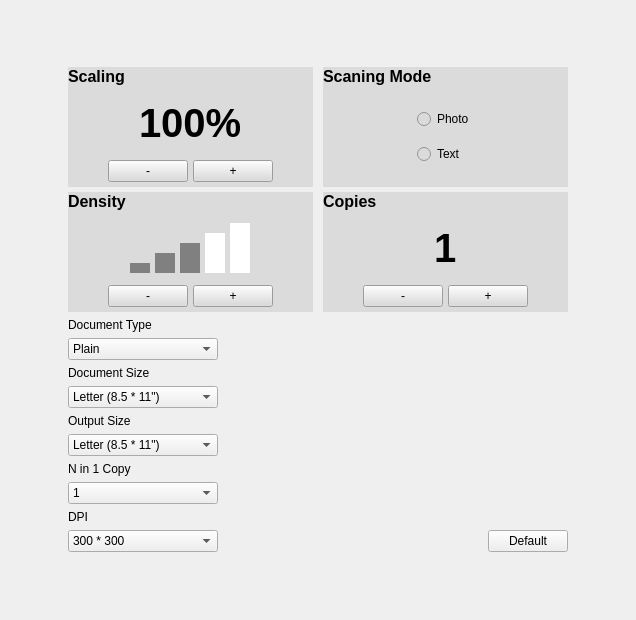
First picture: the form in copy.ui, repository lzk/richovop, before the edit.
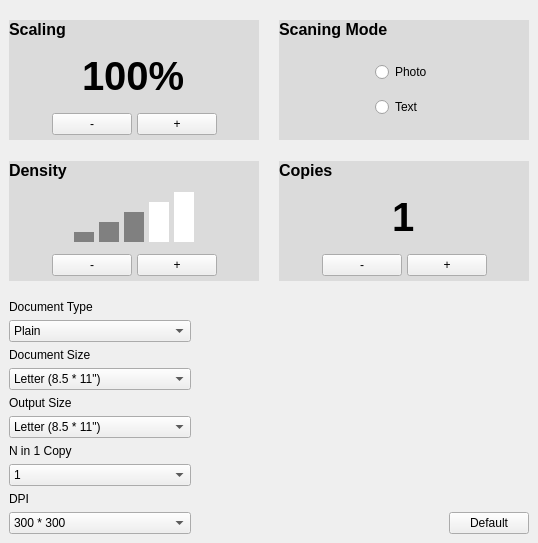
Second picture: the form after the edit. Icons and pictures are not drawn.

What changed in the file:
```diff
--- a/copy.ui
+++ b/copy.ui
@@ -6,15 +6,79 @@
    <rect>
     <x>0</x>
     <y>0</y>
-    <width>636</width>
-    <height>620</height>
+    <width>538</width>
+    <height>543</height>
    </rect>
   </property>
   <property name="windowTitle">
    <string>Form</string>
   </property>
+  <property name="styleSheet">
+   <string notr="true">QWidget#scaling,#scaningMode,#density,#copies{
+background-color: rgb(219, 219, 219);
+min-width:250px;
+max-width:250px;
+min-height:120px;
+max-height:120px;
+}
+QWidget#horizontalWidget{
+min-width:130px;
+max-width:130px;
+min-height:50px;
+max-height:50px;
+}
+
+
+QComboBox{
+min-width:180px;
+max-width:180px;
+}
+
+QLabel#label_density1,#label_density2,#label_density3{
+background-color:gray;
+}
+QLabel#label_density4,#label_density5{
+background-color:white;
+}
+
+QToolButton{
+border:none;
+width:100px;
+height:100px;
+}
+QToolButton#toolButton_idCardCopy{
+	image: url(:/images/roundIDCopy.png);
+}
+QToolButton::pressed#toolButton_idCardCopy{
+	image: none;
+}
+QToolButton#toolButton_copy{   
+	image: url(:/images/squareCopy.png);
+} 
+QToolButton#toolButton_copy::pressed{   
+	image: url(:/images/squareCopyAlt.png);
+}   
+QToolButton#toolButton_copy::disabled{   
+	image: url(:/images/squareCopyDisabled.png);
+}   </string>
+  </property>
   <layout class="QHBoxLayout" name="horizontalLayout">
-   <item alignment="Qt::AlignHCenter|Qt::AlignVCenter">
+   <property name="spacing">
+    <number>0</number>
+   </property>
+   <property name="leftMargin">
+    <number>0</number>
+   </property>
+   <property name="topMargin">
+    <number>0</number>
+   </property>
+   <property name="rightMargin">
+    <number>0</number>
+   </property>
+   <property name="bottomMargin">
+    <number>0</number>
+   </property>
+   <item alignment="Qt::AlignHCenter">
     <widget class="QWidget" name="widget" native="true">
      <layout class="QVBoxLayout" name="verticalLayout_2">
       <item>
@@ -33,28 +97,25 @@
           <number>0</number>
          </property>
          <property name="horizontalSpacing">
-          <number>10</number>
+          <number>20</number>
          </property>
          <property name="verticalSpacing">
-          <number>5</number>
+          <number>10</number>
          </property>
          <item row="2" column="0">
-          <widget class="QWidget" name="verticalWidget_3" native="true">
+          <widget class="QWidget" name="density" native="true">
            <property name="minimumSize">
             <size>
-             <width>140</width>
+             <width>250</width>
              <height>120</height>
             </size>
            </property>
            <property name="maximumSize">
             <size>
-             <width>16777215</width>
+             <width>250</width>
              <height>120</height>
             </size>
            </property>
-           <property name="styleSheet">
-            <string notr="true">background-color: rgb(219, 219, 219);</string>
-           </property>
            <layout class="QVBoxLayout" name="verticalLayout_5">
             <property name="spacing">
              <number>5</number>
@@ -106,18 +167,6 @@
             </item>
             <item alignment="Qt::AlignHCenter">
              <widget class="QWidget" name="horizontalWidget" native="true">
-              <property name="minimumSize">
-               <size>
-                <width>130</width>
-                <height>50</height>
-               </size>
-              </property>
-              <property name="maximumSize">
-               <size>
-                <width>130</width>
-                <height>50</height>
-               </size>
-              </property>
               <layout class="QHBoxLayout" name="horizontalLayout_2">
                <property name="spacing">
                 <number>0</number>
@@ -154,12 +203,6 @@
                    <height>10</height>
                   </size>
                  </property>
-                 <property name="styleSheet">
-                  <string notr="true">background-color: rgb(128, 128, 128);</string>
-                 </property>
-                 <property name="text">
-                  <string/>
-                 </property>
                 </widget>
                </item>
                <item alignment="Qt::AlignBottom">
@@ -182,12 +225,6 @@
                    <height>20</height>
                   </size>
                  </property>
-                 <property name="styleSheet">
-                  <string notr="true">background-color: rgb(128, 128, 128);</string>
-                 </property>
-                 <property name="text">
-                  <string/>
-                 </property>
                 </widget>
                </item>
                <item alignment="Qt::AlignBottom">
@@ -210,12 +247,6 @@
                    <height>30</height>
                   </size>
                  </property>
-                 <property name="styleSheet">
-                  <string notr="true">background-color: rgb(128, 128, 128);</string>
-                 </property>
-                 <property name="text">
-                  <string/>
-                 </property>
                 </widget>
                </item>
                <item alignment="Qt::AlignBottom">
@@ -238,12 +269,6 @@
                    <height>40</height>
                   </size>
                  </property>
-                 <property name="styleSheet">
-                  <string notr="true">background-color: rgb(255, 255, 255);</string>
-                 </property>
-                 <property name="text">
-                  <string/>
-                 </property>
                 </widget>
                </item>
                <item alignment="Qt::AlignBottom">
@@ -266,12 +291,6 @@
                    <height>50</height>
                   </size>
                  </property>
-                 <property name="styleSheet">
-                  <string notr="true">background-color: rgb(255, 255, 255);</string>
-                 </property>
-                 <property name="text">
-                  <string/>
-                 </property>
                 </widget>
                </item>
               </layout>
@@ -338,22 +357,19 @@
           </widget>
          </item>
          <item row="0" column="0">
-          <widget class="QWidget" name="verticalWidget_5" native="true">
+          <widget class="QWidget" name="scaling" native="true">
            <property name="minimumSize">
             <size>
-             <width>140</width>
+             <width>250</width>
              <height>120</height>
             </size>
            </property>
            <property name="maximumSize">
             <size>
-             <width>16777215</width>
+             <width>250</width>
              <height>120</height>
             </size>
            </property>
-           <property name="styleSheet">
-            <string notr="true">background-color: rgb(219, 219, 219);</string>
-           </property>
            <layout class="QVBoxLayout" name="verticalLayout_7">
             <property name="spacing">
              <number>5</number>
@@ -452,22 +468,7 @@
           </widget>
          </item>
          <item row="0" column="2">
-          <widget class="QWidget" name="verticalWidget_4" native="true">
-           <property name="minimumSize">
-            <size>
-             <width>140</width>
-             <height>120</height>
-            </size>
-           </property>
-           <property name="maximumSize">
-            <size>
-             <width>16777215</width>
-             <height>120</height>
-            </size>
-           </property>
-           <property name="styleSheet">
-            <string notr="true">background-color: rgb(219, 219, 219);</string>
-           </property>
+          <widget class="QWidget" name="scaningMode" native="true">
            <layout class="QVBoxLayout" name="verticalLayout_6">
             <property name="spacing">
              <number>5</number>
@@ -528,22 +529,7 @@
           </widget>
          </item>
          <item row="2" column="2">
-          <widget class="QWidget" name="verticalWidget_2" native="true">
-           <property name="minimumSize">
-            <size>
-             <width>140</width>
-             <height>120</height>
-            </size>
-           </property>
-           <property name="maximumSize">
-            <size>
-             <width>16777215</width>
-             <height>120</height>
-            </size>
-           </property>
-           <property name="styleSheet">
-            <string notr="true">background-color: rgb(219, 219, 219);</string>
-           </property>
+          <widget class="QWidget" name="copies" native="true">
            <layout class="QVBoxLayout" name="verticalLayout_4">
             <property name="spacing">
              <number>5</number>
@@ -657,24 +643,6 @@
           </item>
           <item>
            <widget class="QComboBox" name="comboBox_documentType">
-            <property name="sizePolicy">
-             <sizepolicy hsizetype="Fixed" vsizetype="Fixed">
-              <horstretch>0</horstretch>
-              <verstretch>0</verstretch>
-             </sizepolicy>
-            </property>
-            <property name="minimumSize">
-             <size>
-              <width>150</width>
-              <height>0</height>
-             </size>
-            </property>
-            <property name="maximumSize">
-             <size>
-              <width>150</width>
-              <height>16777215</height>
-             </size>
-            </property>
             <item>
              <property name="text">
               <string>Plain</string>
@@ -711,24 +679,6 @@
           </item>
           <item>
            <widget class="QComboBox" name="comboBox_documentSize">
-            <property name="sizePolicy">
-             <sizepolicy hsizetype="Fixed" vsizetype="Fixed">
-              <horstretch>0</horstretch>
-              <verstretch>0</verstretch>
-             </sizepolicy>
-            </property>
-            <property name="minimumSize">
-             <size>
-              <width>150</width>
-              <height>0</height>
-             </size>
-            </property>
-            <property name="maximumSize">
-             <size>
-              <width>150</width>
-              <height>16777215</height>
-             </size>
-            </property>
             <item>
              <property name="text">
               <string>Letter (8.5 * 11&quot;)</string>
@@ -765,24 +715,6 @@
           </item>
           <item>
            <widget class="QComboBox" name="comboBox_outputSize">
-            <property name="sizePolicy">
-             <sizepolicy hsizetype="Fixed" vsizetype="Fixed">
-              <horstretch>0</horstretch>
-              <verstretch>0</verstretch>
-             </sizepolicy>
-            </property>
-            <property name="minimumSize">
-             <size>
-              <width>150</width>
-              <height>0</height>
-             </size>
-            </property>
-            <property name="maximumSize">
-             <size>
-              <width>150</width>
-              <height>16777215</height>
-             </size>
-            </property>
             <item>
              <property name="text">
               <string>Letter (8.5 * 11&quot;)</string>
@@ -829,24 +761,6 @@
           </item>
           <item>
            <widget class="QComboBox" name="comboBox_nIn1Copy">
-            <property name="sizePolicy">
-             <sizepolicy hsizetype="Fixed" vsizetype="Fixed">
-              <horstretch>0</horstretch>
-              <verstretch>0</verstretch>
-             </sizepolicy>
-            </property>
-            <property name="minimumSize">
-             <size>
-              <width>150</width>
-              <height>0</height>
-             </size>
-            </property>
-            <property name="maximumSize">
-             <size>
-              <width>150</width>
-              <height>16777215</height>
-             </size>
-            </property>
             <item>
              <property name="text">
               <string>1</string>
@@ -878,24 +792,6 @@
           </item>
           <item>
            <widget class="QComboBox" name="comboBox_dpi">
-            <property name="sizePolicy">
-             <sizepolicy hsizetype="Fixed" vsizetype="Fixed">
-              <horstretch>0</horstretch>
-              <verstretch>0</verstretch>
-             </sizepolicy>
-            </property>
-            <property name="minimumSize">
-             <size>
-              <width>150</width>
-              <height>0</height>
-             </size>
-            </property>
-            <property name="maximumSize">
-             <size>
-              <width>150</width>
-              <height>16777215</height>
-             </size>
-            </property>
             <item>
              <property name="text">
               <string>300 * 300</string>
@@ -911,7 +807,7 @@
          </layout>
         </item>
         <item>
-         <layout class="QVBoxLayout" name="verticalLayout_10" stretch="0,0">
+         <layout class="QVBoxLayout" name="verticalLayout_10">
           <item alignment="Qt::AlignVCenter">
            <widget class="QWidget" name="widget1" native="true">
             <layout class="QHBoxLayout" name="horizontalLayout_8">
@@ -929,25 +825,7 @@
               </spacer>
              </item>
              <item alignment="Qt::AlignRight">
-              <widget class="QToolButton" name="toolButton_idCardCopy">
-               <property name="styleSheet">
-                <string notr="true">border:none;</string>
-               </property>
-               <property name="icon">
-                <iconset>
-                 <normalon>:/images/roundIDCopy.png</normalon>
-                </iconset>
-               </property>
-               <property name="iconSize">
-                <size>
-                 <width>50</width>
-                 <height>50</height>
-                </size>
-               </property>
-               <property name="checkable">
-                <bool>true</bool>
-               </property>
-              </widget>
+              <widget class="QToolButton" name="toolButton_idCardCopy"/>
              </item>
              <item>
               <spacer name="horizontalSpacer_2">
@@ -963,22 +841,7 @@
               </spacer>
              </item>
              <item alignment="Qt::AlignRight">
-              <widget class="QToolButton" name="toolButton_copy">
-               <property name="styleSheet">
-                <string notr="true">border:none;</string>
-               </property>
-               <property name="icon">
-                <iconset resource="vop.qrc">
-                 <normaloff>:/images/squareCopy.png</normaloff>
-                 <normalon>:/images/squareCopyAlt.png</normalon>:/images/squareCopy.png</iconset>
-               </property>
-               <property name="iconSize">
-                <size>
-                 <width>50</width>
-                 <height>50</height>
-                </size>
-               </property>
-              </widget>
+              <widget class="QToolButton" name="toolButton_copy"/>
              </item>
             </layout>
            </widget>
```
Left out of the diff: 4 changed lines with no effect on the pictures.
